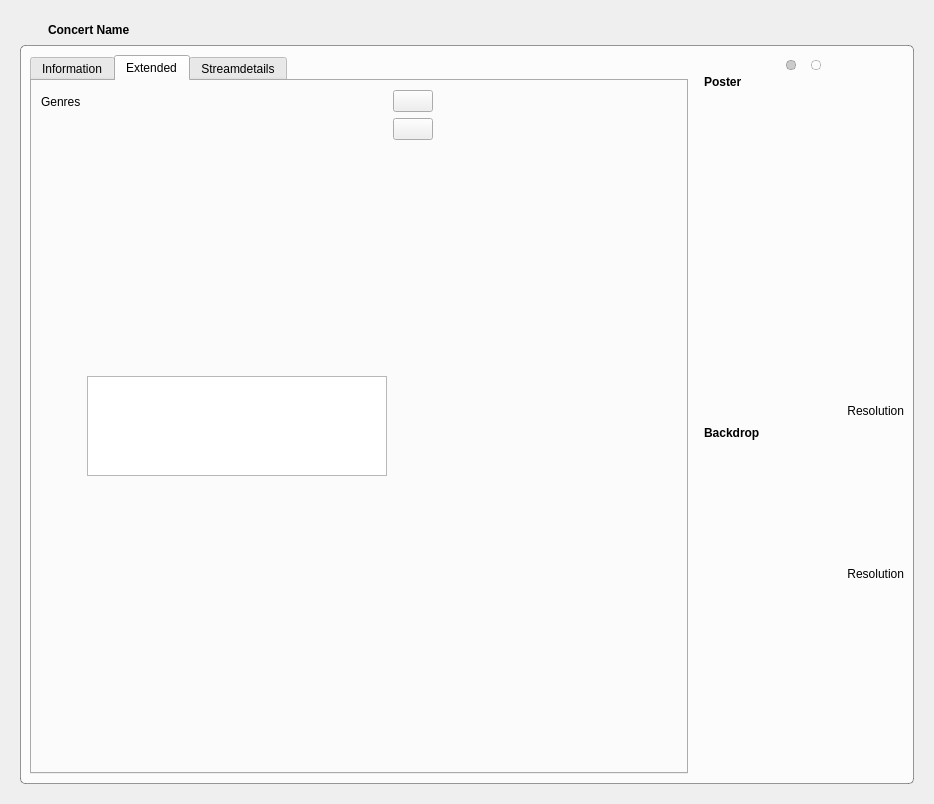
Qt form concerts/ConcertWidget.ui (Komet/MediaElch) before a commit.
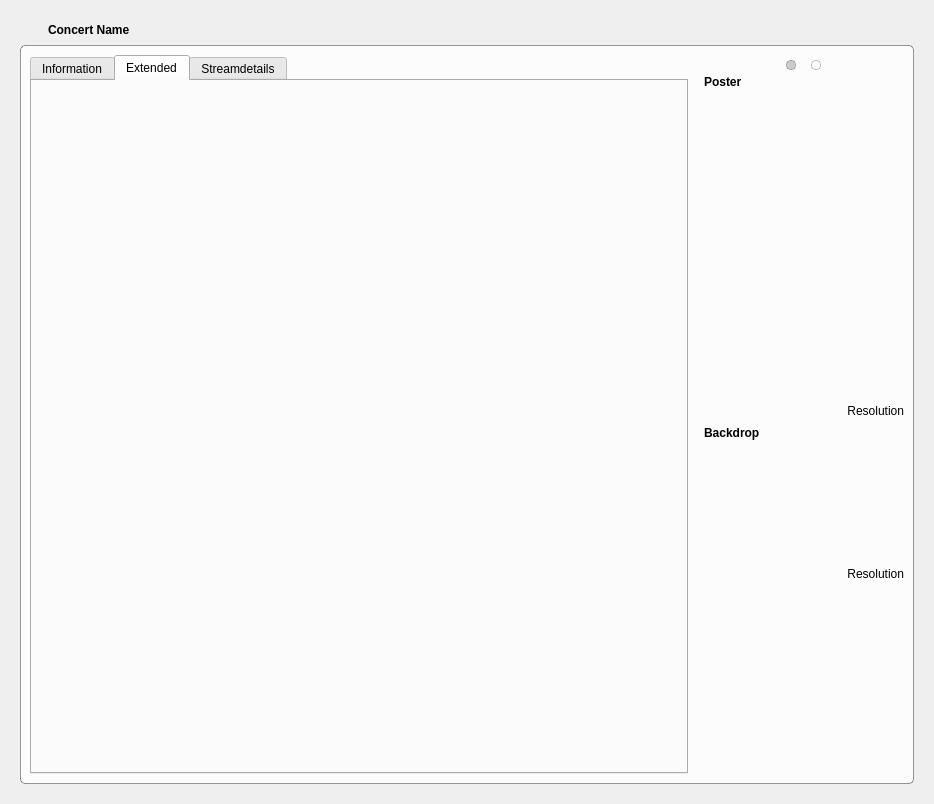
The same form after that commit. The open tabs and pages were chosen to show the change. Icons and pictures are not drawn. Custom widgets are drawn as their Qt base class.

Commit message: Added TagCloud for genres in TV Shows and Concerts

Diff of the .ui file:
```diff
--- a/concerts/ConcertWidget.ui
+++ b/concerts/ConcertWidget.ui
@@ -305,113 +305,20 @@
            </attribute>
            <layout class="QVBoxLayout" name="verticalLayout_3">
             <item>
-             <layout class="QFormLayout" name="formLayout_2">
-              <property name="fieldGrowthPolicy">
-               <enum>QFormLayout::ExpandingFieldsGrow</enum>
+             <widget class="TagCloud" name="genreCloud" native="true"/>
+            </item>
+            <item>
+             <spacer name="verticalSpacer_2">
+              <property name="orientation">
+               <enum>Qt::Vertical</enum>
               </property>
-              <property name="rowWrapPolicy">
-               <enum>QFormLayout::WrapLongRows</enum>
+              <property name="sizeHint" stdset="0">
+               <size>
+                <width>20</width>
+                <height>40</height>
+               </size>
               </property>
-              <item row="2" column="0">
-               <widget class="QLabel" name="label_17">
-                <property name="text">
-                 <string>Genres</string>
-                </property>
-               </widget>
-              </item>
-              <item row="2" column="1">
-               <layout class="QHBoxLayout" name="horizontalLayout_4" stretch="1,0,0">
-                <item>
-                 <widget class="QTableWidget" name="genres">
-                  <property name="maximumSize">
-                   <size>
-                    <width>300</width>
-                    <height>100</height>
-                   </size>
-                  </property>
-                  <property name="editTriggers">
-                   <set>QAbstractItemView::DoubleClicked</set>
-                  </property>
-                  <property name="showGrid">
-                   <bool>false</bool>
-                  </property>
-                  <attribute name="horizontalHeaderVisible">
-                   <bool>false</bool>
-                  </attribute>
-                  <attribute name="horizontalHeaderStretchLastSection">
-                   <bool>true</bool>
-                  </attribute>
-                  <attribute name="verticalHeaderVisible">
-                   <bool>false</bool>
-                  </attribute>
-                  <column>
-                   <property name="text">
-                    <string>Genre</string>
-                   </property>
-                  </column>
-                 </widget>
-                </item>
-                <item>
-                 <layout class="QVBoxLayout" name="verticalLayout_2">
-                  <item>
-                   <widget class="QPushButton" name="buttonAddGenre">
-                    <property name="toolTip">
-                     <string>Add Genre</string>
-                    </property>
-                    <property name="text">
-                     <string/>
-                    </property>
-                    <property name="icon">
-                     <iconset resource="../MediaElch.qrc">
-                      <normaloff>:/img/plus.png</normaloff>:/img/plus.png</iconset>
-                    </property>
-                   </widget>
-                  </item>
-                  <item>
-                   <widget class="QPushButton" name="buttonRemoveGenre">
-                    <property name="toolTip">
-                     <string>Remove Genre</string>
-                    </property>
-                    <property name="text">
-                     <string/>
-                    </property>
-                    <property name="icon">
-                     <iconset resource="../MediaElch.qrc">
-                      <normaloff>:/img/minus.png</normaloff>:/img/minus.png</iconset>
-                    </property>
-                   </widget>
-                  </item>
-                  <item>
-                   <spacer name="verticalSpacer_2">
-                    <property name="orientation">
-                     <enum>Qt::Vertical</enum>
-                    </property>
-                    <property name="sizeHint" stdset="0">
-                     <size>
-                      <width>20</width>
-                      <height>40</height>
-                     </size>
-                    </property>
-                   </spacer>
-                  </item>
-                 </layout>
-                </item>
-                <item>
-                 <spacer name="horizontalSpacer">
-                  <property name="orientation">
-                   <enum>Qt::Horizontal</enum>
-                  </property>
-                  <property name="sizeHint" stdset="0">
-                   <size>
-                    <width>40</width>
-                    <height>20</height>
-                   </size>
-                  </property>
-                 </spacer>
-                </item>
-               </layout>
-              </item>
-             </layout>
+             </spacer>
             </item>
            </layout>
           </widget>
@@ -1204,6 +1111,12 @@
   </layout>
  </widget>
  <customwidgets>
+  <customwidget>
+   <class>TagCloud</class>
+   <extends>QWidget</extends>
+   <header>smallWidgets/TagCloud.h</header>
+   <container>1</container>
+  </customwidget>
   <customwidget>
    <class>MyLabel</class>
    <extends>QLabel</extends>
```
Left out of the diff: 2 changed lines with no effect on the pictures. The commit also changes 12 other files.
